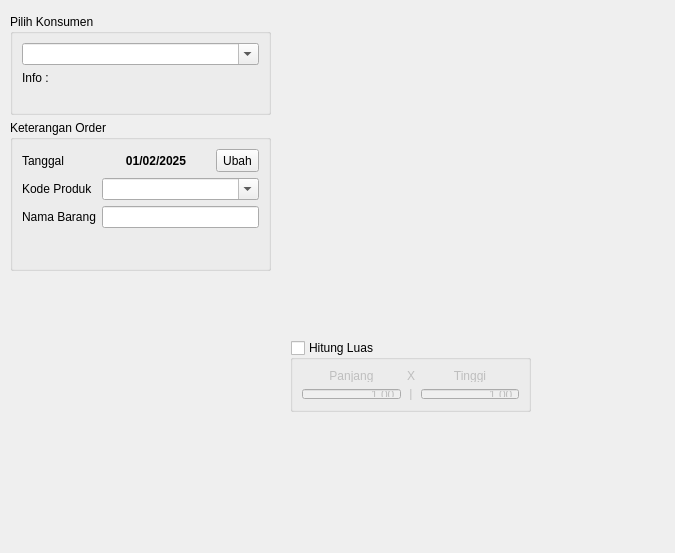
Before: the Qt Designer form src/ui/files/createproductdialog.ui in AyahnaSyahid/LazyMins, drawn with Qt 5.
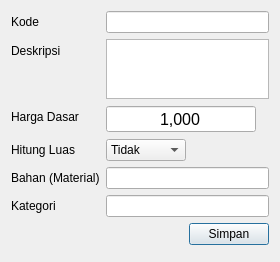
After: the same form once the commit is applied.

Commit message: Input Produk Pt2

```diff
--- a/src/ui/files/createproductdialog.ui
+++ b/src/ui/files/createproductdialog.ui
@@ -6,241 +6,149 @@
    <rect>
     <x>0</x>
     <y>0</y>
-    <width>675</width>
-    <height>553</height>
+    <width>280</width>
+    <height>262</height>
    </rect>
   </property>
   <property name="windowTitle">
    <string>Buat Catatan Order</string>
   </property>
-  <widget class="QGroupBox" name="groupBox">
-   <property name="geometry">
-    <rect>
-     <x>10</x>
-     <y>14</y>
-     <width>261</width>
-     <height>101</height>
-    </rect>
-   </property>
-   <property name="minimumSize">
-    <size>
-     <width>261</width>
-     <height>101</height>
-    </size>
-   </property>
-   <property name="title">
-    <string>Pilih Konsumen</string>
-   </property>
-   <layout class="QVBoxLayout" name="verticalLayout" stretch="1,0">
-    <item>
-     <widget class="QComboBox" name="konsumenBox">
-      <property name="editable">
-       <bool>true</bool>
-      </property>
-     </widget>
-    </item>
-    <item>
-     <widget class="QLabel" name="konsumenInfo">
+  <layout class="QFormLayout" name="formLayout">
+   <item row="0" column="0">
+    <widget class="QLabel" name="label">
+     <property name="text">
+      <string>Kode</string>
+     </property>
+    </widget>
+   </item>
+   <item row="0" column="1">
+    <widget class="QLineEdit" name="lineEdit"/>
+   </item>
+   <item row="1" column="0">
+    <widget class="QLabel" name="label_2">
+     <property name="text">
+      <string>Deskripsi</string>
+     </property>
+    </widget>
+   </item>
+   <item row="1" column="1">
+    <widget class="QPlainTextEdit" name="plainTextEdit">
+     <property name="maximumSize">
+      <size>
+       <width>16777215</width>
+       <height>60</height>
+      </size>
+     </property>
+     <property name="tabChangesFocus">
+      <bool>true</bool>
+     </property>
+    </widget>
+   </item>
+   <item row="5" column="1">
+    <widget class="QLineEdit" name="lineEdit_2"/>
+   </item>
+   <item row="6" column="1">
+    <widget class="QLineEdit" name="lineEdit_3"/>
+   </item>
+   <item row="4" column="1">
+    <widget class="QComboBox" name="comboBox">
+     <property name="maximumSize">
+      <size>
+       <width>80</width>
+       <height>16777215</height>
+      </size>
+     </property>
+     <property name="styleSheet">
+      <string notr="true">QComnoBox {text-align: center;}</string>
+     </property>
+     <item>
       <property name="text">
-       <string>Info :</string>
+       <string>Tidak</string>
       </property>
-      <property name="alignment">
-       <set>Qt::AlignLeading|Qt::AlignLeft|Qt::AlignTop</set>
-      </property>
-     </widget>
-    </item>
-   </layout>
-  </widget>
-  <widget class="QGroupBox" name="groupBox_2">
-   <property name="geometry">
-    <rect>
-     <x>10</x>
-     <y>120</y>
-     <width>261</width>
-     <height>151</height>
-    </rect>
-   </property>
-   <property name="minimumSize">
-    <size>
-     <width>261</width>
-     <height>101</height>
-    </size>
-   </property>
-   <property name="title">
-    <string>Keterangan Order</string>
-   </property>
-   <layout class="QFormLayout" name="formLayout">
-    <item row="1" column="0">
-     <widget class="QLabel" name="label">
+     </item>
+     <item>
       <property name="text">
-       <string>Kode Produk</string>
+       <string>Ya</string>
       </property>
-     </widget>
-    </item>
-    <item row="1" column="1">
-     <widget class="QComboBox" name="comboBox">
-      <property name="editable">
-       <bool>true</bool>
-      </property>
-     </widget>
-    </item>
-    <item row="2" column="0">
-     <widget class="QLabel" name="label_2">
-      <property name="text">
-       <string>Nama Barang</string>
-      </property>
-     </widget>
-    </item>
-    <item row="2" column="1">
-     <widget class="QLineEdit" name="lineEdit"/>
-    </item>
-    <item row="0" column="0">
-     <widget class="QLabel" name="label_7">
-      <property name="text">
-       <string>Tanggal</string>
-      </property>
-     </widget>
-    </item>
-    <item row="0" column="1">
-     <layout class="QHBoxLayout" name="horizontalLayout" stretch="1,0">
-      <item>
-       <widget class="QLabel" name="label_8">
-        <property name="font">
-         <font>
-          <weight>75</weight>
-          <bold>true</bold>
-         </font>
-        </property>
-        <property name="text">
-         <string>01/02/2025</string>
-        </property>
-        <property name="alignment">
-         <set>Qt::AlignCenter</set>
-        </property>
-       </widget>
-      </item>
-      <item>
-       <widget class="QToolButton" name="toolButton">
-        <property name="sizePolicy">
-         <sizepolicy hsizetype="Minimum" vsizetype="Fixed">
-          <horstretch>0</horstretch>
-          <verstretch>0</verstretch>
-         </sizepolicy>
-        </property>
-        <property name="minimumSize">
-         <size>
-          <width>40</width>
-          <height>23</height>
-         </size>
-        </property>
-        <property name="text">
-         <string>Ubah</string>
-        </property>
-       </widget>
-      </item>
-     </layout>
-    </item>
-   </layout>
-  </widget>
-  <widget class="QGroupBox" name="groupBox_3">
-   <property name="geometry">
-    <rect>
-     <x>290</x>
-     <y>340</y>
-     <width>241</width>
-     <height>72</height>
-    </rect>
-   </property>
-   <property name="title">
-    <string>Hitung Luas</string>
-   </property>
-   <property name="checkable">
-    <bool>true</bool>
-   </property>
-   <property name="checked">
-    <bool>false</bool>
-   </property>
-   <layout class="QGridLayout" name="gridLayout" columnstretch="1,0,1" columnminimumwidth="0,0,0">
-    <item row="0" column="0">
-     <widget class="QLabel" name="label_3">
-      <property name="text">
-       <string>Panjang</string>
-      </property>
-      <property name="alignment">
-       <set>Qt::AlignCenter</set>
-      </property>
-     </widget>
-    </item>
-    <item row="0" column="2">
-     <widget class="QLabel" name="label_5">
-      <property name="text">
-       <string>Tinggi</string>
-      </property>
-      <property name="alignment">
-       <set>Qt::AlignCenter</set>
-      </property>
-     </widget>
-    </item>
-    <item row="0" column="1">
-     <widget class="QLabel" name="label_4">
-      <property name="text">
-       <string>X</string>
-      </property>
-      <property name="alignment">
-       <set>Qt::AlignCenter</set>
-      </property>
-     </widget>
-    </item>
-    <item row="1" column="0">
-     <widget class="QDoubleSpinBox" name="doubleSpinBox">
-      <property name="alignment">
-       <set>Qt::AlignRight|Qt::AlignTrailing|Qt::AlignVCenter</set>
-      </property>
-      <property name="buttonSymbols">
-       <enum>QAbstractSpinBox::NoButtons</enum>
-      </property>
-      <property name="maximum">
-       <double>2000.000000000000000</double>
-      </property>
-      <property name="singleStep">
-       <double>0.500000000000000</double>
-      </property>
-      <property name="value">
-       <double>1.000000000000000</double>
-      </property>
-     </widget>
-    </item>
-    <item row="1" column="2">
-     <widget class="QDoubleSpinBox" name="doubleSpinBox_2">
-      <property name="alignment">
-       <set>Qt::AlignRight|Qt::AlignTrailing|Qt::AlignVCenter</set>
-      </property>
-      <property name="buttonSymbols">
-       <enum>QAbstractSpinBox::NoButtons</enum>
-      </property>
-      <property name="maximum">
-       <double>2000.000000000000000</double>
-      </property>
-      <property name="singleStep">
-       <double>0.500000000000000</double>
-      </property>
-      <property name="value">
-       <double>1.000000000000000</double>
-      </property>
-     </widget>
-    </item>
-    <item row="1" column="1">
-     <widget class="QLabel" name="label_6">
-      <property name="text">
-       <string>|</string>
-      </property>
-      <property name="alignment">
-       <set>Qt::AlignCenter</set>
-      </property>
-     </widget>
-    </item>
-   </layout>
-  </widget>
+     </item>
+    </widget>
+   </item>
+   <item row="3" column="0">
+    <widget class="QLabel" name="label_3">
+     <property name="text">
+      <string>Harga Dasar</string>
+     </property>
+    </widget>
+   </item>
+   <item row="3" column="1">
+    <widget class="QSpinBox" name="spinBox">
+     <property name="maximumSize">
+      <size>
+       <width>150</width>
+       <height>16777215</height>
+      </size>
+     </property>
+     <property name="font">
+      <font>
+       <pointsize>12</pointsize>
+      </font>
+     </property>
+     <property name="alignment">
+      <set>Qt::AlignCenter</set>
+     </property>
+     <property name="buttonSymbols">
+      <enum>QAbstractSpinBox::NoButtons</enum>
+     </property>
+     <property name="showGroupSeparator" stdset="0">
+      <bool>true</bool>
+     </property>
+     <property name="suffix">
+      <string/>
+     </property>
+     <property name="maximum">
+      <number>99999999</number>
+     </property>
+     <property name="singleStep">
+      <number>1000</number>
+     </property>
+     <property name="value">
+      <number>1000</number>
+     </property>
+    </widget>
+   </item>
+   <item row="4" column="0">
+    <widget class="QLabel" name="label_6">
+     <property name="text">
+      <string>Hitung Luas</string>
+     </property>
+    </widget>
+   </item>
+   <item row="5" column="0">
+    <widget class="QLabel" name="label_4">
+     <property name="text">
+      <string>Bahan (Material)</string>
+     </property>
+    </widget>
+   </item>
+   <item row="6" column="0">
+    <widget class="QLabel" name="label_5">
+     <property name="text">
+      <string>Kategori</string>
+     </property>
+    </widget>
+   </item>
+   <item row="9" column="1">
+    <layout class="QHBoxLayout" name="horizontalLayout">
+     <item alignment="Qt::AlignRight">
+      <widget class="QPushButton" name="pushButton">
+       <property name="text">
+        <string>Simpan</string>
+       </property>
+      </widget>
+     </item>
+    </layout>
+   </item>
+  </layout>
  </widget>
  <resources/>
  <connections/>
```
Left out of the diff: 2 changed lines with no effect on the pictures. The commit also changes 4 other files.
